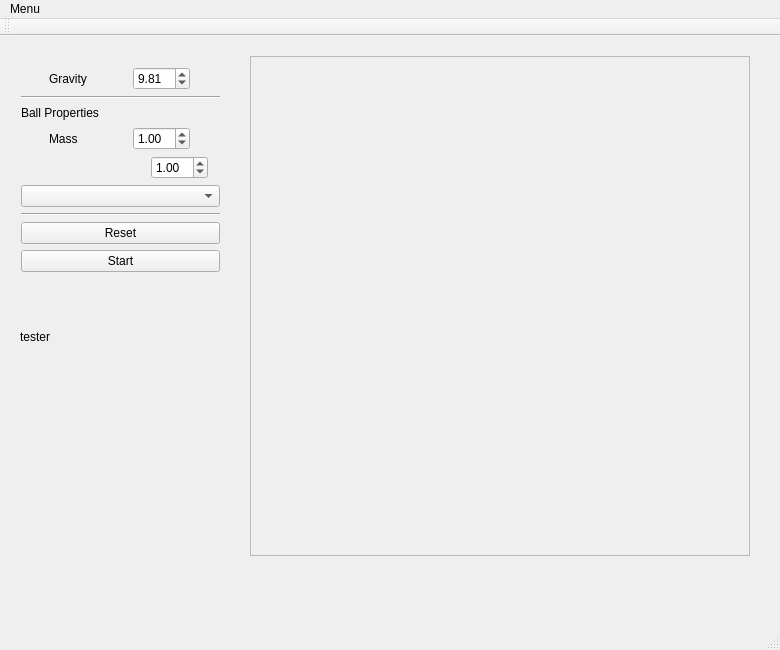
This is forms/gravitymainwindow.ui in ExaByTEz/CS343FinalProject as Qt 5 draws it before an edit. The edited form follows.
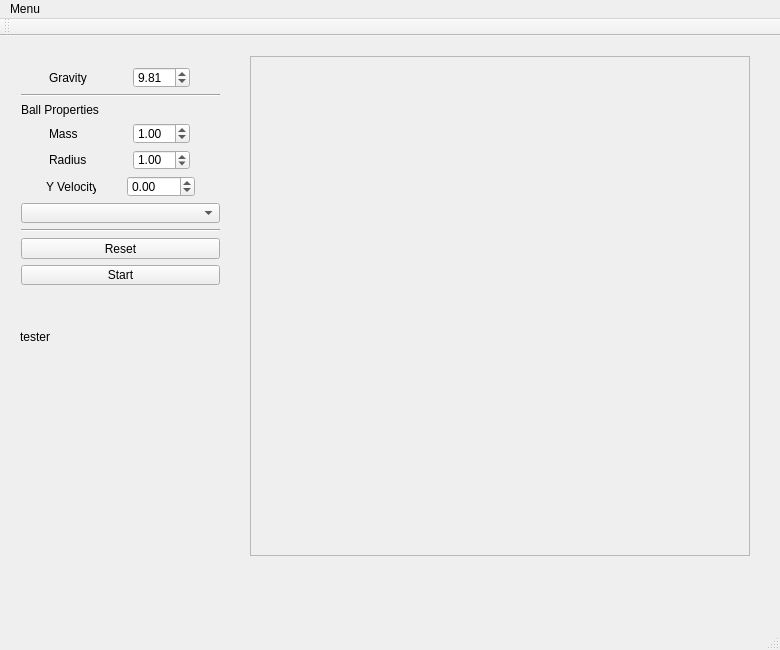
This is the edited form. Custom widgets are drawn as their Qt base class.

Patch:
```diff
--- a/forms/gravitymainwindow.ui
+++ b/forms/gravitymainwindow.ui
@@ -23,7 +23,7 @@
       <x>10</x>
       <y>20</y>
       <width>221</width>
-      <height>216</height>
+      <height>229</height>
      </rect>
     </property>
     <layout class="QVBoxLayout" name="verticalLayout">
@@ -137,13 +137,12 @@
         <widget class="QLabel" name="radiusLabel">
          <property name="maximumSize">
           <size>
-           <width>100</width>
+           <width>50</width>
            <height>25</height>
           </size>
          </property>
          <property name="text">
           <string>Radius</string>
-          <string>Vertical Velocity</string>
          </property>
         </widget>
        </item>
@@ -168,6 +167,48 @@
        </item>
       </layout>
      </item>
+     <item>
+      <layout class="QHBoxLayout" name="horizontalLayout_5">
+       <item>
+        <widget class="QLabel" name="yVelocityLabel">
+         <property name="maximumSize">
+          <size>
+           <width>50</width>
+           <height>25</height>
+          </size>
+         </property>
+         <property name="text">
+          <string>Y Velocity</string>
+         </property>
+        </widget>
+       </item>
+       <item>
+        <widget class="QDoubleSpinBox" name="yVelocitySpinBox">
+         <property name="enabled">
+          <bool>true</bool>
+         </property>
+         <property name="sizePolicy">
+          <sizepolicy hsizetype="Fixed" vsizetype="Fixed">
+           <horstretch>0</horstretch>
+           <verstretch>0</verstretch>
+          </sizepolicy>
+         </property>
+         <property name="minimum">
+          <double>-100.000000000000000</double>
+         </property>
+         <property name="maximum">
+          <double>100.000000000000000</double>
+         </property>
+         <property name="singleStep">
+          <double>0.010000000000000</double>
+         </property>
+         <property name="value">
+          <double>0.000000000000000</double>
+         </property>
+        </widget>
+       </item>
+      </layout>
+     </item>
      <item>
       <widget class="QComboBox" name="comboBox">
        <property name="insertPolicy">
@@ -270,7 +311,7 @@
      <x>0</x>
      <y>0</y>
      <width>780</width>
-     <height>21</height>
+     <height>18</height>
     </rect>
    </property>
    <widget class="QMenu" name="menuMenu">
```
